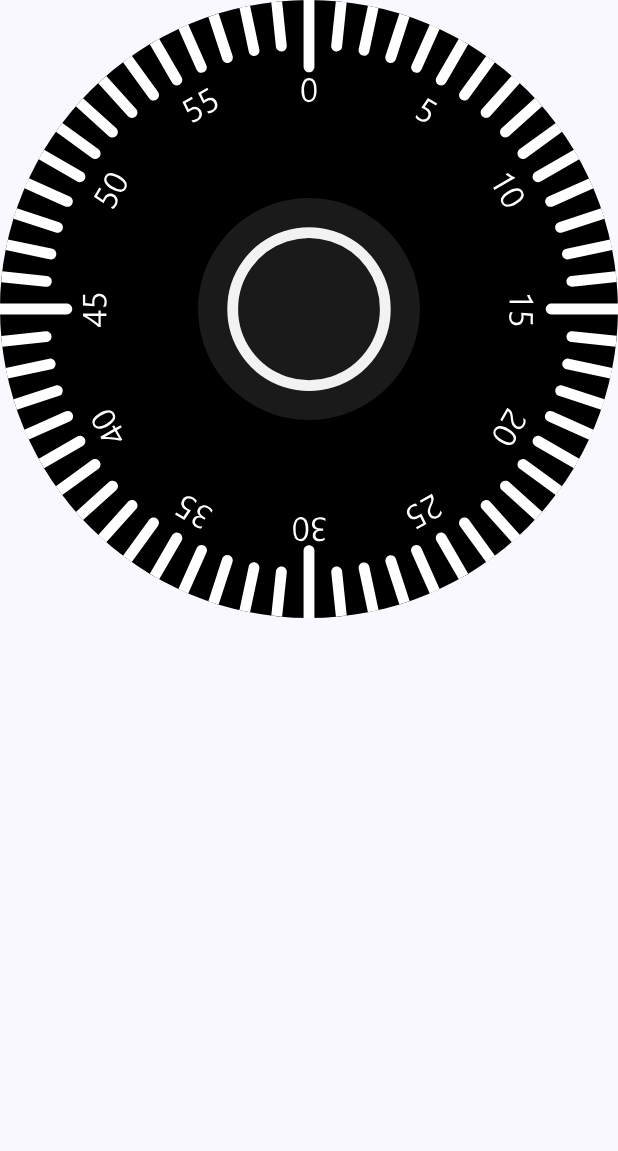
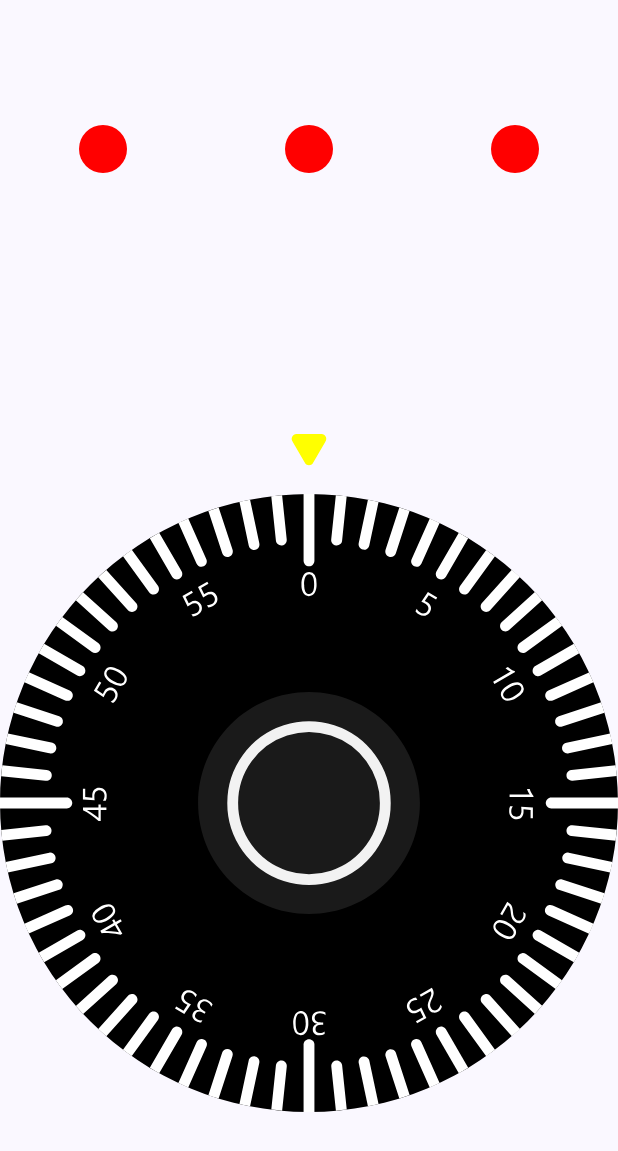
Before and after one commit to Woutervdvelde/ComposePractice, an Android app built with Jetpack Compose: the screen it shows after launch (MainActivity), on a phone screen of 412 x 824 dp. Shown: the top 1151 px of the screen. Run offline under Robolectric (Android 15) with nearby library versions, the phone set to English and light mode, and no system bars.

Commit message:
added lock center indicator

```diff
--- a/app/build.gradle.kts
+++ b/app/build.gradle.kts
@@ -57,6 +57,7 @@ dependencies {
     implementation(platform(libs.androidx.compose.bom))
     implementation(libs.androidx.ui)
     implementation(libs.androidx.ui.graphics)
+    implementation(libs.androidx.graphics.shapes)
     implementation(libs.androidx.ui.tooling.preview)
     implementation(libs.androidx.material3)
     testImplementation(libs.junit)
--- a/app/src/main/java/com/example/composepractice/ui/project/lock/Lock.kt
+++ b/app/src/main/java/com/example/composepractice/ui/project/lock/Lock.kt
@@ -3,12 +3,20 @@ package com.example.composepractice.ui.project.lock
 import android.annotation.SuppressLint
 import android.os.VibrationEffect
 import android.os.Vibrator
+import android.util.Log
+import androidx.compose.foundation.background
 import androidx.compose.foundation.gestures.rememberTransformableState
 import androidx.compose.foundation.gestures.transformable
+import androidx.compose.foundation.layout.Arrangement
 import androidx.compose.foundation.layout.Box
+import androidx.compose.foundation.layout.Column
+import androidx.compose.foundation.layout.Row
 import androidx.compose.foundation.layout.aspectRatio
 import androidx.compose.foundation.layout.fillMaxSize
+import androidx.compose.foundation.layout.fillMaxWidth
 import androidx.compose.foundation.layout.safeDrawingPadding
+import androidx.compose.foundation.layout.size
+import androidx.compose.foundation.shape.CircleShape
 import androidx.compose.material3.Scaffold
 import androidx.compose.runtime.Composable
 import androidx.compose.runtime.getValue
@@ -16,12 +24,22 @@ import androidx.compose.runtime.mutableFloatStateOf
 import androidx.compose.runtime.mutableIntStateOf
 import androidx.compose.runtime.remember
 import androidx.compose.runtime.setValue
+import androidx.compose.ui.Alignment
 import androidx.compose.ui.Modifier
+import androidx.compose.ui.draw.drawWithCache
 import androidx.compose.ui.draw.paint
+import androidx.compose.ui.graphics.Color
+import androidx.compose.ui.graphics.asComposePath
+import androidx.compose.ui.graphics.drawscope.rotate
+import androidx.compose.ui.graphics.drawscope.translate
 import androidx.compose.ui.graphics.graphicsLayer
 import androidx.compose.ui.layout.ContentScale
 import androidx.compose.ui.platform.LocalView
 import androidx.compose.ui.res.painterResource
+import androidx.compose.ui.unit.dp
+import androidx.graphics.shapes.CornerRounding
+import androidx.graphics.shapes.RoundedPolygon
+import androidx.graphics.shapes.toPath
 import com.example.composepractice.R
 
 @SuppressLint("UnusedMaterial3ScaffoldPaddingParameter")
@@ -32,28 +50,76 @@ fun LockScreen() {
             .safeDrawingPadding()
             .fillMaxSize()
     ) { _ ->
-        Lock()
+        var random by remember { mutableIntStateOf((0..59).random()) }
+
+        fun setRandom() {
+            random = (0..59).random()
+        }
+
+        Column(
+            verticalArrangement = Arrangement.SpaceAround,
+            modifier = Modifier.fillMaxSize()
+        ) {
+            Row(
+                horizontalArrangement = Arrangement.SpaceAround,
+                modifier = Modifier.fillMaxWidth()
+            ) {
+                Indicator(false)
+                Indicator(false)
+                Indicator(false)
+            }
+            Lock(
+                targetTick = random,
+                onCorrect = { setRandom() }
+            )
+        }
     }
 }
 
 @Composable
-fun Lock() {
+private fun Indicator(correct: Boolean) {
+    val color = if (correct) Color.Green else Color.Red
+    Box(
+        modifier = Modifier
+            .size(32.dp)
+            .background(color, CircleShape)
+    )
+}
+
+@Composable
+private fun Lock(onCorrect: () -> Unit, targetTick: Int) {
     val view = LocalView.current
     val vibrator = view.context.getSystemService(Vibrator::class.java)
-    val random by remember { mutableIntStateOf((1..60).random()) }
     var rotation by remember { mutableFloatStateOf(0f) }
-    var lastTick by remember {
-        mutableIntStateOf(0)
+    var lastTick by remember { mutableIntStateOf(0) }
+    var targetDirection by remember { mutableIntStateOf(0) }
+
+    fun onTargetTickReached() {
+        onCorrect()
     }
 
     val state = rememberTransformableState { _, _, rotationChange ->
         rotation += rotationChange
-        val tick = (rotation % 360).toInt() / 6
+        val tick = (60 - ((rotation % 360).toInt() / 6)) % 60
+        val direction = if (tick < lastTick) -1 else 1
         if (tick != lastTick) {
             lastTick = tick
-            vibrator.vibrate(VibrationEffect.createOneShot(50, if (tick == random) 255 else 75))
+            Log.e("TAG", "Tick: $tick, $targetTick, direction: $direction, $targetDirection")
+            vibrator.vibrate(
+                VibrationEffect.createOneShot(
+                    50,
+                    if (tick == targetTick) 255 else 75
+                )
+            )
+            if (tick == targetTick) onTargetTickReached()
         }
     }
+
+    Column(
+        horizontalAlignment = Alignment.CenterHorizontally,
+        verticalArrangement = Arrangement.spacedBy(16.dp)
+    ) {
+        LockCenterIndicator()
         Box(
             Modifier
                 .graphicsLayer(
@@ -68,3 +134,27 @@ fun Lock() {
                 .fillMaxSize()
         )
     }
+}
+
+@Composable
+private fun LockCenterIndicator() {
+    Box(
+        modifier = Modifier
+            .size(32.dp)
+            .drawWithCache {
+                val shape = RoundedPolygon(
+                    numVertices = 3,
+                    radius = size.minDimension / 2,
+                    centerX = size.width / 2,
+                    centerY = size.height / 2,
+                    rounding = CornerRounding(size.minDimension / 10f, smoothing = 0.1f)
+                )
+                val roundedPath = shape.toPath().asComposePath()
+                onDrawBehind {
+                    rotate(90f) {
+                        drawPath(roundedPath, color = Color.Yellow)
+                    }
+                }
+            }
+    )
+}
--- a/gradle/libs.versions.toml
+++ b/gradle/libs.versions.toml
@@ -5,9 +5,10 @@ coreKtx = "1.13.1"
 junit = "4.13.2"
 junitVersion = "1.2.1"
 espressoCore = "3.6.1"
-lifecycleRuntimeKtx = "2.8.6"
+lifecycleRuntimeKtx = "2.8.7"
 activityCompose = "1.9.3"
-composeBom = "2023.08.00"
+composeBom = "2024.10.01"
+graphicsShapes = "1.0.1"
 
 [libraries]
 androidx-core-ktx = { group = "androidx.core", name = "core-ktx", version.ref = "coreKtx" }
@@ -19,6 +20,7 @@ androidx-activity-compose = { group = "androidx.activity", name = "activity-comp
 androidx-compose-bom = { group = "androidx.compose", name = "compose-bom", version.ref = "composeBom" }
 androidx-ui = { group = "androidx.compose.ui", name = "ui" }
 androidx-ui-graphics = { group = "androidx.compose.ui", name = "ui-graphics" }
+androidx-graphics-shapes = { group = "androidx.graphics", name = "graphics-shapes", version.ref = "graphicsShapes" }
 androidx-ui-tooling = { group = "androidx.compose.ui", name = "ui-tooling" }
 androidx-ui-tooling-preview = { group = "androidx.compose.ui", name = "ui-tooling-preview" }
 androidx-ui-test-manifest = { group = "androidx.compose.ui", name = "ui-test-manifest" }
```
Lines whose indentation alone changed are shown as unchanged.
